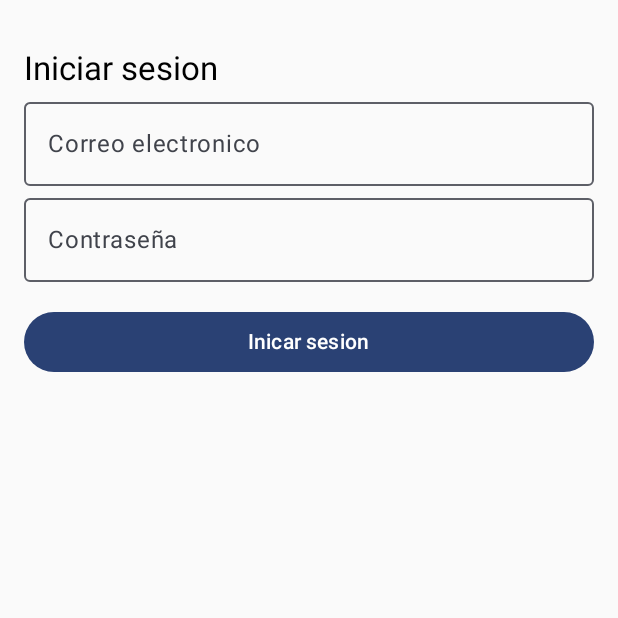
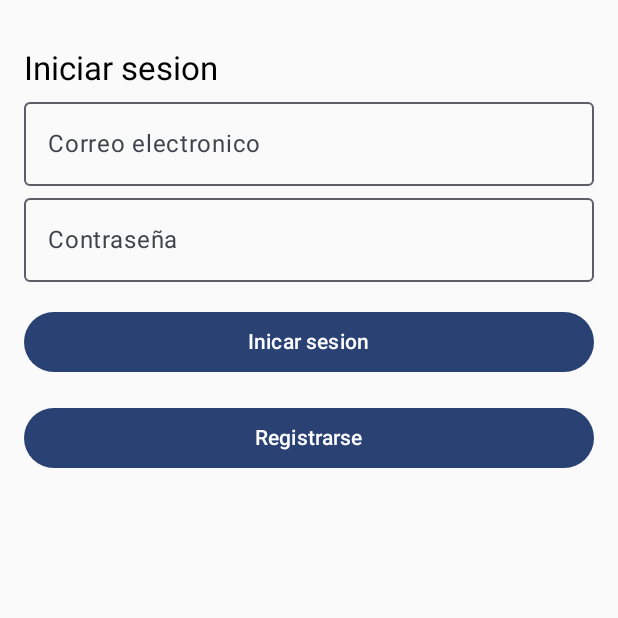
Before and after one commit to Fravely/UEApp, an Android app built with Jetpack Compose: the LoginScreen screen opened through its navigation route, after a tap on "Inicar sesion", on a phone screen of 412 x 824 dp, the top half of it. Run offline under Robolectric (Android 15) with nearby library versions, the phone set to English and light mode, and no system bars.

Commit message:
dario cabro

```diff
--- a/app/src/main/java/com/example/ueapp/presentation/auth/LoginScreen.kt
+++ b/app/src/main/java/com/example/ueapp/presentation/auth/LoginScreen.kt
@@ -50,10 +50,22 @@ fun LoginScreen(navController: NavController){
         Spacer(modifier = Modifier.height(16.dp))
 
         Button(onClick = {
-            /*TODO*/
+            if(email.isNotBlank()
+                && password.isNotBlank()){
+                navController.navigate("home")
+            }
         }, modifier = Modifier.fillMaxWidth()
             ) {
             Text("Inicar sesion")
         }
+
+        Spacer(modifier = Modifier.height(16.dp))
+
+        Button(onClick = {
+            navController.navigate("register")},
+            modifier = Modifier.fillMaxWidth()
+        ) {
+            Text("Registrarse")
+        }
     }
 }
--- a/app/src/main/java/com/example/ueapp/presentation/navigation/AppNavGraph.kt
+++ b/app/src/main/java/com/example/ueapp/presentation/navigation/AppNavGraph.kt
@@ -4,6 +4,7 @@ import androidx.compose.runtime.Composable
 import androidx.navigation.compose.NavHost
 import androidx.navigation.compose.composable
 import androidx.navigation.compose.rememberNavController
+import com.example.ueapp.presentation.home.HomeScreen
 import com.example.ueapp.presentation.auth.LoginScreen
 import com.example.ueapp.presentation.auth.RegisterScreen
 
@@ -12,7 +13,7 @@ fun AppNavGraph(){
     val navController = rememberNavController()
 
     NavHost(navController = navController,
-        startDestination = "register")
+        startDestination = "login")
     {
         composable("register"){
             RegisterScreen(navController)
@@ -20,6 +21,9 @@ fun AppNavGraph(){
         composable("login"){
             LoginScreen(navController)
         }
+        composable("home"){
+            HomeScreen(navController)
+        }
     }
 
 }
```
Also changed, not shown: app/src/main/java/com/example/ueapp/presentation/home/HomeScreen.kt (added, +22 -0 lines).
